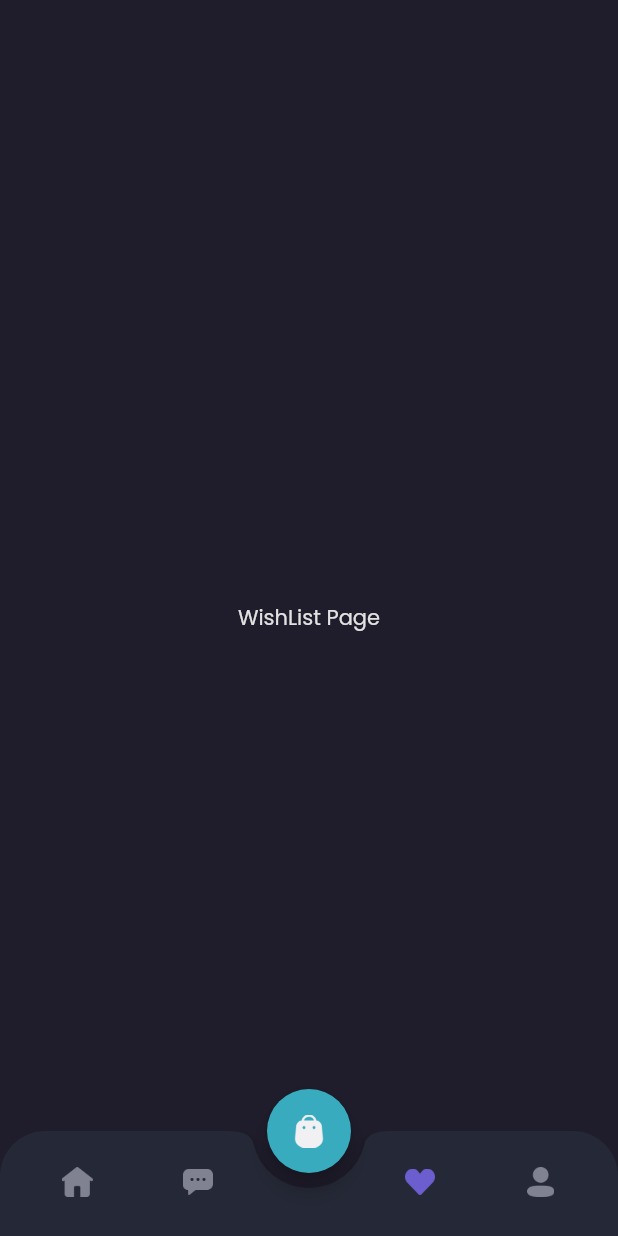
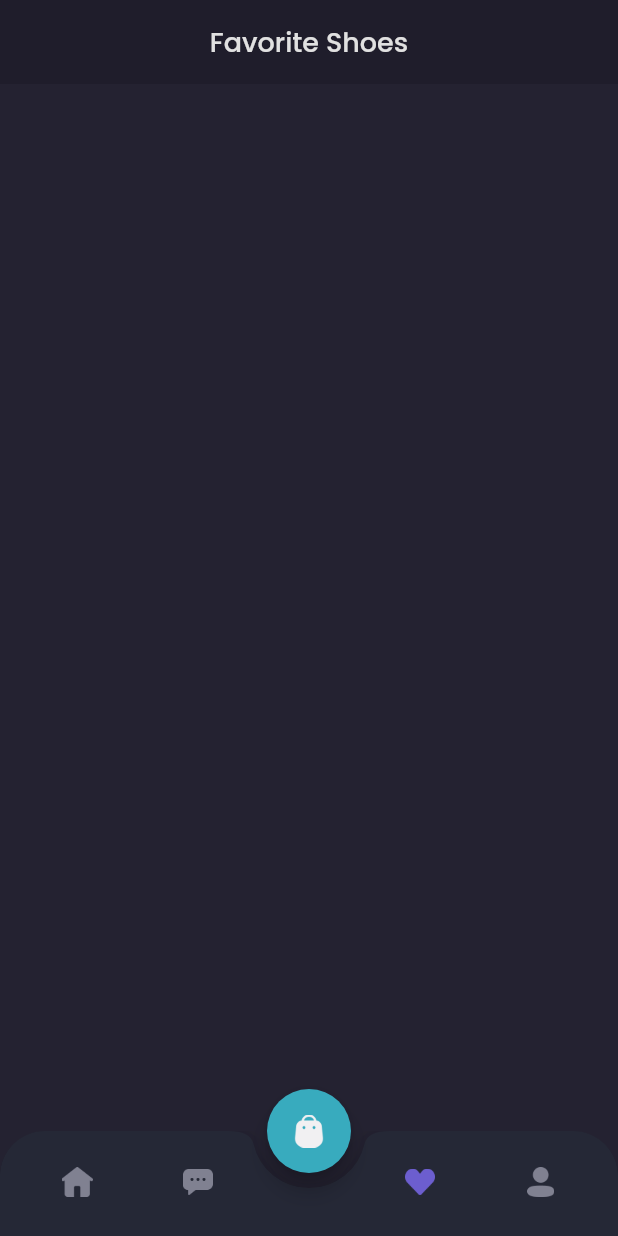
Before and after one commit to RohmanBenyRiyanto/shamo-frontend, a Flutter app: the MainPage screen opened by its route, item 3 of the bottom bar chosen, on a phone screen of 412 x 824 dp. Run offline on Flutter 3.47's test engine with Material 2 defaults, Android fonts, the phone set to English and light mode, and no system bars; our stand-ins replace google_fonts.

Commit message:
add icon and meta

```diff
--- a/lib/screens/chat/chat_page.dart
+++ b/lib/screens/chat/chat_page.dart
@@ -45,6 +45,7 @@ class ChatPage extends StatelessWidget {
     Widget emptyChat() {
       return Expanded(
         child: Container(
+          margin: const EdgeInsets.only(bottom: 70.0),
           color: backgroundColor3,
           width: double.infinity,
           child: Column(
--- a/lib/screens/mainpage/main_page.dart
+++ b/lib/screens/mainpage/main_page.dart
@@ -122,7 +122,7 @@ class _MainPageState extends State<MainPage> {
 
     return Scaffold(
       extendBody: true,
-      backgroundColor: backgroundColor1,
+      backgroundColor: currentIndex == 0 ? backgroundColor1 : backgroundColor3,
       body: SafeArea(
         child: body[currentIndex],
         bottom: false,
--- a/lib/screens/wishlist/wishlist_page.dart
+++ b/lib/screens/wishlist/wishlist_page.dart
@@ -1,14 +1,117 @@
 import 'package:flutter/material.dart';
 
 import '../../themes/theme.dart';
+
+import '../../widgets/wishlist_card.dart';
 
 class WishListPage extends StatelessWidget {
   const WishListPage({Key? key}) : super(key: key);
 
   @override
   Widget build(BuildContext context) {
-    return Center(
-      child: Text('WishList Page', style: primaryTextStyle,),
+    Widget header() {
+      return AppBar(
+        backgroundColor: backgroundColor1,
+        centerTitle: true,
+        title: Text(
+          'Favorite Shoes',
+          style: primaryTextStyle.copyWith(
+            fontSize: 18,
+            fontWeight: medium,
+          ),
+        ),
+        elevation: 0,
+        automaticallyImplyLeading: false,
+      );
+    }
+
+    Widget content() {
+      return Expanded(
+        child: Container(
+          color: backgroundColor3,
+          child: ListView(
+            children: [
+              WishlistCard(),
+            ],
+          ),
+        ),
+      );
+    }
+
+    // ignore: unused_element
+    Widget emptyChat() {
+      return Expanded(
+        child: Container(
+          margin: const EdgeInsets.only(bottom: 70.0),
+          color: backgroundColor3,
+          width: double.infinity,
+          child: Column(
+            mainAxisAlignment: MainAxisAlignment.center,
+            children: [
+              Image.asset(
+                'assets/image_wishlist.png',
+                width: 74.0,
+              ),
+              SizedBox(
+                height: 20.0,
+              ),
+              Text(
+                ' You don\'t have dream shoes?',
+                style: primaryTextStyle.copyWith(
+                  fontSize: 16.0,
+                  fontWeight: medium,
+                ),
+              ),
+              SizedBox(
+                height: 12,
+              ),
+              Text(
+                'Let\'s find your favorite shoes',
+                style: secondaryTextStyle.copyWith(
+                  fontSize: 14.0,
+                  fontWeight: regular,
+                ),
+              ),
+              SizedBox(
+                height: 20.0,
+              ),
+              Container(
+                height: 44.0,
+                child: TextButton(
+                  onPressed: () {},
+                  style: TextButton.styleFrom(
+                    padding: EdgeInsets.symmetric(
+                      horizontal: 24.0,
+                      vertical: 10.0,
+                    ),
+                    backgroundColor: primaryColor,
+                    shape: RoundedRectangleBorder(
+                      borderRadius: BorderRadius.circular(
+                        12.0,
+                      ),
+                    ),
+                  ),
+                  child: Text(
+                    'Explore Store',
+                    style: primaryTextStyle.copyWith(
+                      fontSize: 14.0,
+                      fontWeight: regular,
+                    ),
+                  ),
+                ),
+              ),
+            ],
+          ),
+        ),
+      );
+    }
+
+    return Column(
+      children: [
+        header(),
+        // emptyChat(),
+        content(),
+      ],
     );
   }
 }
--- /dev/null
+++ b/lib/widgets/wishlist_card.dart
@@ -0,0 +1,25 @@
+import 'package:flutter/material.dart';
+
+import '../themes/theme.dart';
+
+class WishlistCard extends StatelessWidget {
+  const WishlistCard({Key? key}) : super(key: key);
+
+  @override
+  Widget build(BuildContext context) {
+    return Container(
+      margin: const EdgeInsets.only(
+        top: 20.0,
+      ),
+      padding: const EdgeInsets.symmetric(
+        horizontal: 12.0,
+        vertical: 10.0,
+      ),
+      decoration: BoxDecoration(
+        borderRadius: BorderRadius.circular(
+          12.0,
+        ),
+      ),
+    );
+  }
+}
```
